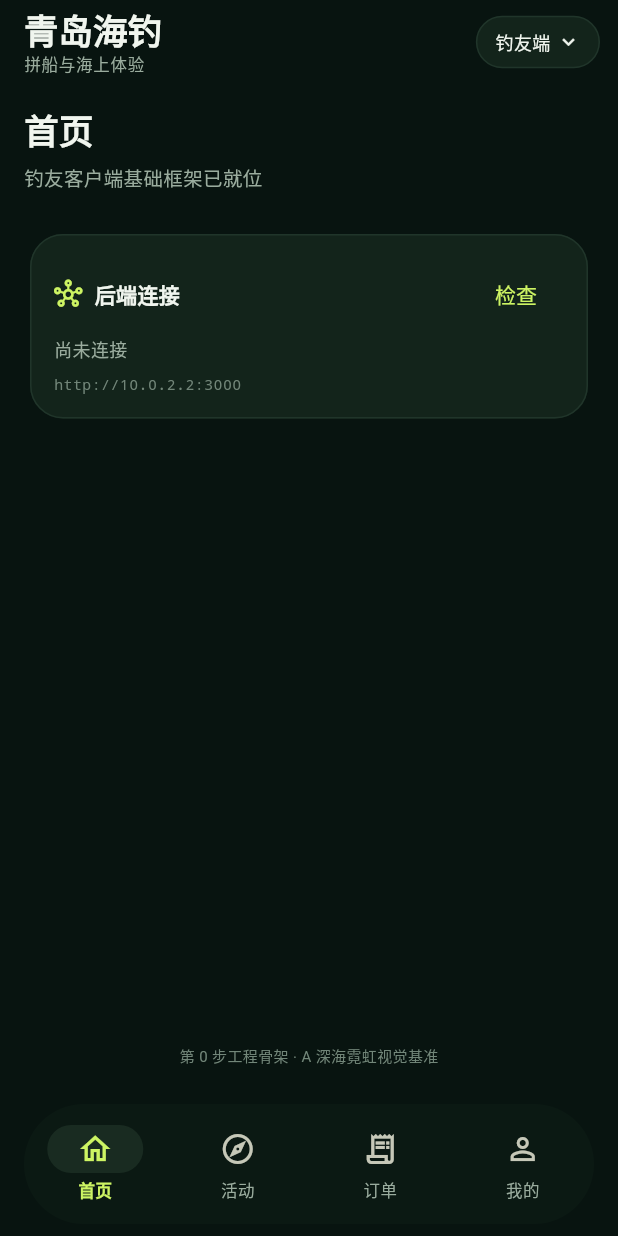
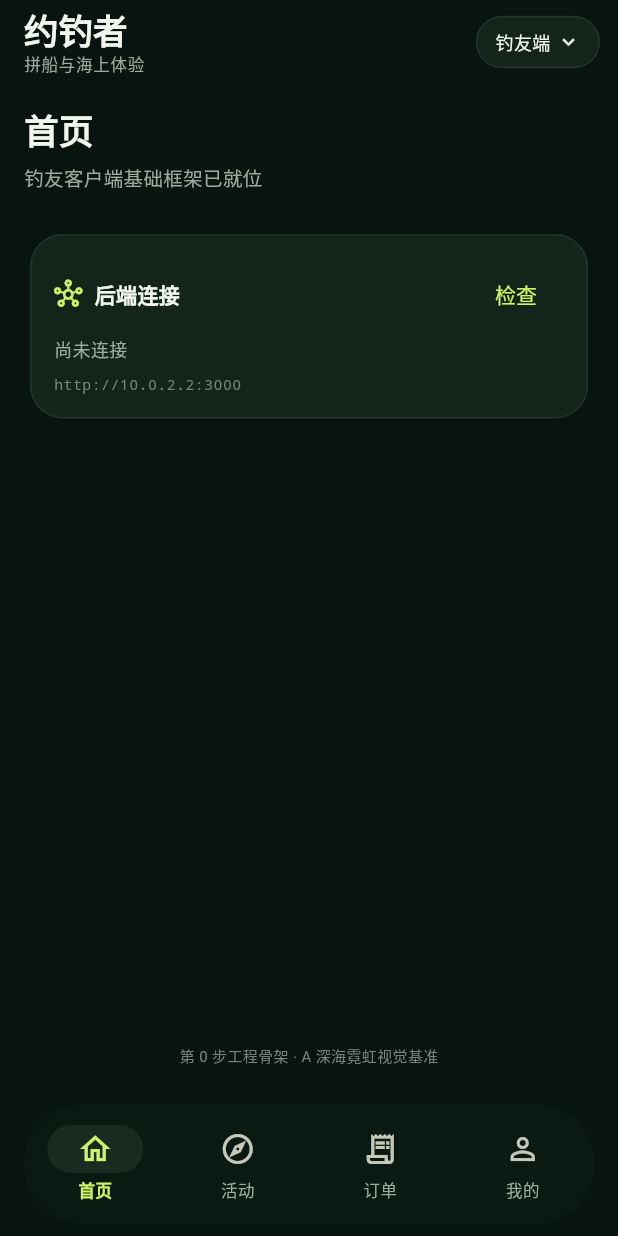
Before and after one commit to mikaozhao-dot/qingdao-fishing-app, a Flutter app: the screen it shows after launch, on a phone screen of 412 x 824 dp. Run offline on Flutter 3.47's test engine with Material 3 defaults, Android fonts, the light colour scheme and no system bars.

Commit message:
brand: rename 4 app title exposures to 约钓者 (Muse order)

```diff
--- a/app/lib/main.dart
+++ b/app/lib/main.dart
@@ -61,7 +61,7 @@ class QingdaoFishingApp extends StatelessWidget {
     );
 
     return MaterialApp(
-      title: '拼船海钓',
+      title: '约钓者',
       debugShowCheckedModeBanner: false,
       theme: ThemeData(
         useMaterial3: true,
@@ -196,7 +196,7 @@ class _AppShellState extends State<AppShell> {
           crossAxisAlignment: CrossAxisAlignment.start,
           children: [
             const Text(
-              '青岛海钓',
+              '约钓者',
               style: TextStyle(fontSize: 23, fontWeight: FontWeight.w900),
             ),
             Text(
```
Also changed, not shown: 2 other files.
